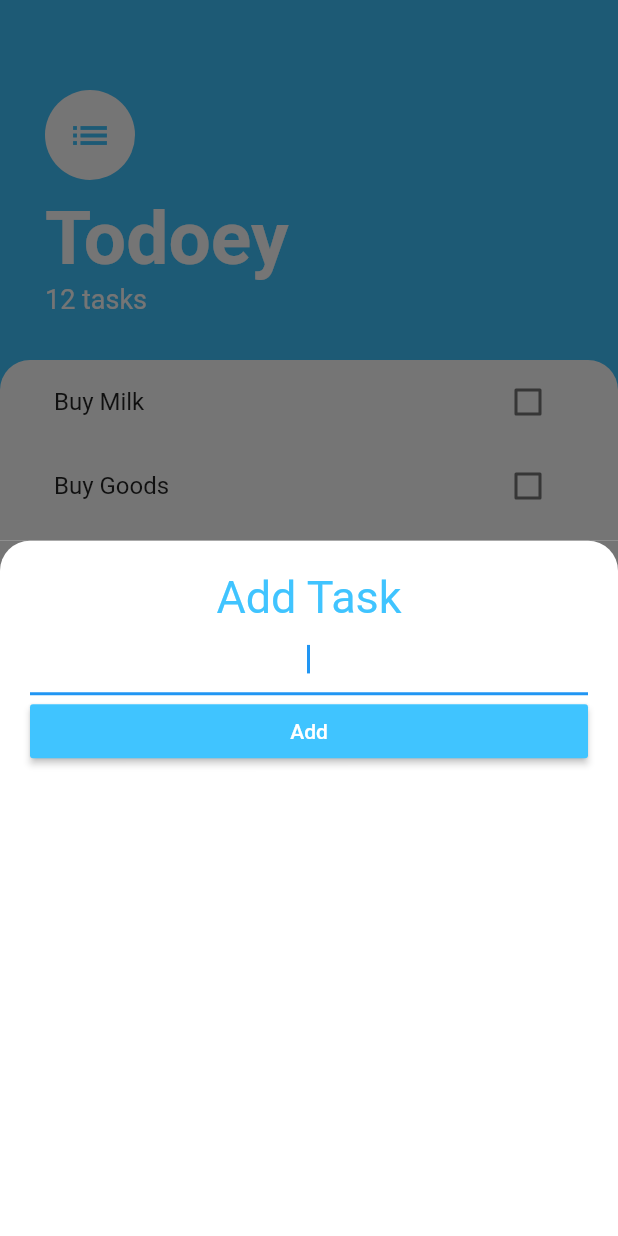
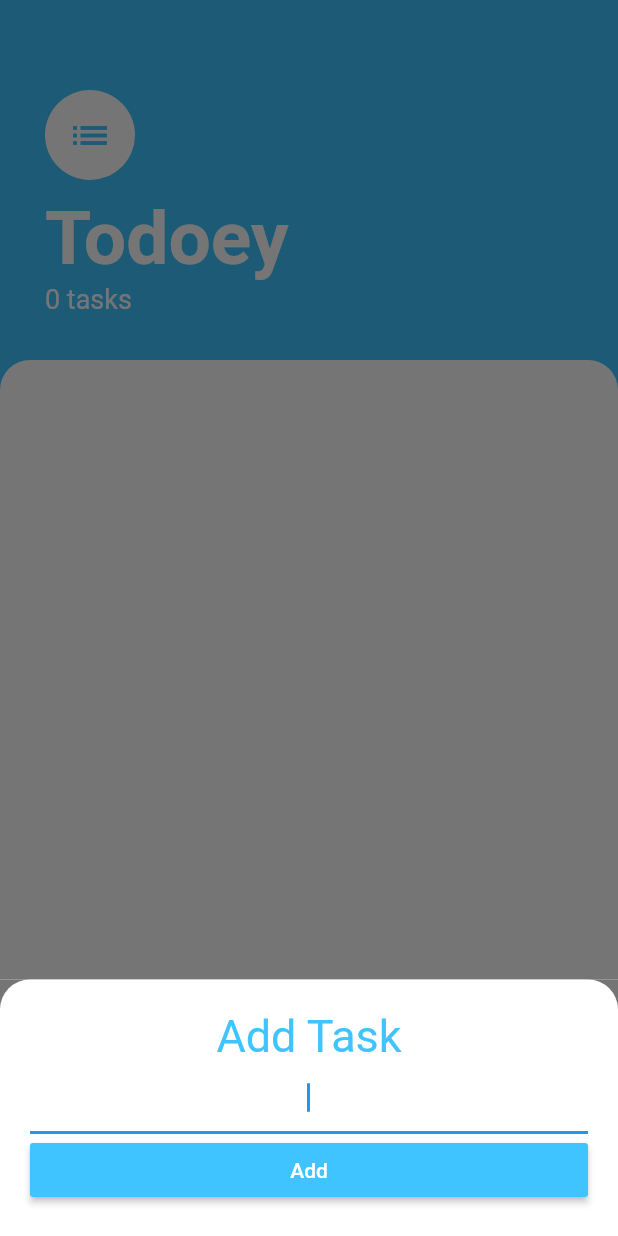
Before and after one commit to beingbivek/Todoey_flutter, a Flutter app: the screen it shows after launch, after a tap on the "add" icon, on a phone screen of 412 x 824 dp. Run offline on Flutter 3.47's test engine with Material 2 defaults, Android fonts, the phone set to English and light mode, and no system bars.

Commit message:
Scrollable widget with task funtionality

```diff
--- a/lib/screens/add_task_screen.dart
+++ b/lib/screens/add_task_screen.dart
@@ -1,9 +1,15 @@
+import 'dart:ui';
+
 import 'package:flutter/material.dart';
 
 class AddTaskScreen extends StatelessWidget {
+  final Function addTaskCallback;
+  AddTaskScreen(this.addTaskCallback);
   @override
   Widget build(BuildContext context) {
-    return Container(
+    String newTask;
+    return SingleChildScrollView(
+      child: Container(
         color: Color(0xFF757575),
         child: Container(
           padding: EdgeInsets.all(20),
@@ -27,18 +33,28 @@ class AddTaskScreen extends StatelessWidget {
                 textAlign: TextAlign.center,
                 decoration: InputDecoration(),
                 autofocus: true,
+                onChanged: (value) {
+                  newTask = value;
+                },
               ),
               MaterialButton(
-              onPressed: () {},
+                onPressed: () {
+                  addTaskCallback(newTask);
+                  // Navigator.pop(context, newTask);
+                },
+                child: Hero(
+                  tag: 'bubble',
                   child: Text(
                     'Add',
                     style: TextStyle(color: Colors.white),
+                  ),
                 ),
                 color: Colors.lightBlueAccent,
               )
             ],
           ),
         ),
+      ),
     );
   }
 }
--- a/lib/screens/tasks_screen.dart
+++ b/lib/screens/tasks_screen.dart
@@ -1,4 +1,5 @@
 import 'package:flutter/material.dart';
+import 'package:todoey/models/task.dart';
 import 'package:todoey/screens/add_task_screen.dart';
 import 'package:todoey/widgets/tasks_list.dart';
 
@@ -10,9 +11,12 @@ class TasksScreen extends StatefulWidget {
 }
 
 class _TasksScreenState extends State<TasksScreen> {
-  String taskText = "Buy Milk";
-  bool isDone = false;
-
+  List<Task> tasks = [
+    // Task(name: 'Buy Milk'),
+    // Task(name: 'Buy Goods'),
+    // Task(name: 'Go Read')
+  ];
+  var newTask;
   @override
   Widget build(BuildContext context) {
     return Scaffold(
@@ -21,7 +25,17 @@ class _TasksScreenState extends State<TasksScreen> {
         heroTag: 'bubble',
         onPressed: () {
           showModalBottomSheet(
-              context: context, builder: (context) => AddTaskScreen());
+            isScrollControlled: false,
+            context: context,
+            builder: (context) => AddTaskScreen(
+              (newTaskTitle) {
+                setState(() {
+                  tasks.add(Task(name: newTaskTitle));
+                });
+                Navigator.pop(context);
+              },
+            ),
+          );
         },
         child: Icon(Icons.add),
         backgroundColor: Colors.lightBlueAccent,
@@ -56,7 +70,7 @@ class _TasksScreenState extends State<TasksScreen> {
                   ),
                 ),
                 Text(
-                  '12 tasks',
+                  '${tasks.length} tasks',
                   style: TextStyle(color: Colors.white, fontSize: 18.0),
                 ),
               ],
@@ -72,7 +86,7 @@ class _TasksScreenState extends State<TasksScreen> {
                   topRight: Radius.circular(20.0),
                 ),
               ),
-              child: TasksList(),
+              child: TasksList(tasks),
             ),
           ),
         ],
--- a/lib/widgets/tasks_list.dart
+++ b/lib/widgets/tasks_list.dart
@@ -3,31 +3,28 @@ import 'package:todoey/models/task.dart';
 import 'package:todoey/widgets/task_tile.dart';
 
 class TasksList extends StatefulWidget {
+  final List<Task> tasks;
+  TasksList(this.tasks);
   @override
   _TasksListState createState() => _TasksListState();
 }
 
 class _TasksListState extends State<TasksList> {
-  List<Task> tasks = [
-    Task(name: 'Buy Milk'),
-    Task(name: 'Buy Goods'),
-    Task(name: 'Go Read')
-  ];
   @override
   Widget build(BuildContext context) {
     return ListView.builder(
       itemBuilder: (context, index) {
         return TaskTile(
-          taskTitle: tasks[index].name,
-          isChecked: tasks[index].isDone,
+          taskTitle: widget.tasks[index].name,
+          isChecked: widget.tasks[index].isDone,
           checkboxCallback: (checkboxState) {
             setState(() {
-              tasks[index].toogleDone();
+              widget.tasks[index].toogleDone();
             });
           },
         );
       },
-      itemCount: tasks.length,
+      itemCount: widget.tasks.length,
     );
   }
 }
```
Lines whose indentation alone changed are shown as unchanged.
